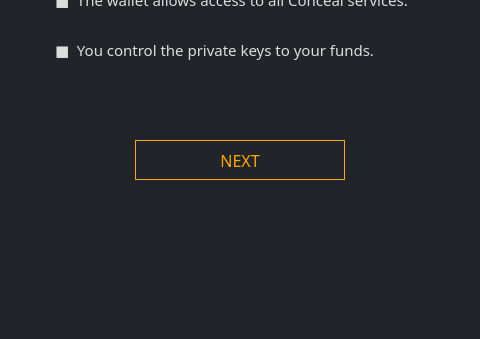
ConcealNetwork/conceal-desktop, file src/gui/ui/welcomeframe.ui: the form before one commit; both pictures show x 396 to 876 and y 361 to 700 of the 1270 by 700 pixel window.
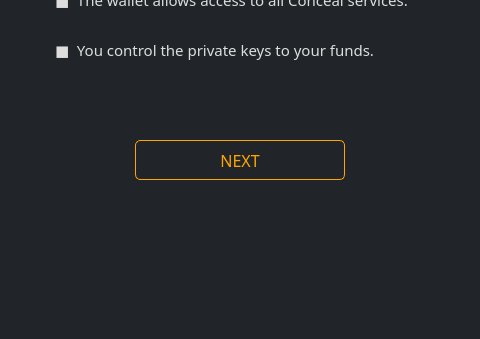
The form after the commit.

Commit message: Finished hover effects

Patch:
```diff
--- a/src/gui/ui/welcomeframe.ui
+++ b/src/gui/ui/welcomeframe.ui
@@ -195,9 +195,22 @@
         </font>
        </property>
        <property name="styleSheet">
-        <string notr="true">QPushButton#next1 {color: orange; background-color: #212529; border: 1px solid orange; font-size: 16px;}
+        <string notr="true">QPushButton#next1
+{
+    color: orange;
+    border: 1px solid orange;
+    font-size: 16px;
+    border-radius: 5px; font-family: 'Poppins';
+}
 
-QPushButton#next1:hover {color: orange; background-color: #212529; border: 2px solid orange; font-size: 16px;}</string>
+QPushButton#next1:hover
+{
+    color:#FFD700;
+    border: 1px solid orange;
+    font-size: 16px;
+    border-radius: 5px;
+    font-family: 'Poppins';
+}</string>
        </property>
        <property name="text">
         <string>NEXT</string>
```
The commit also changes 16 other files.
